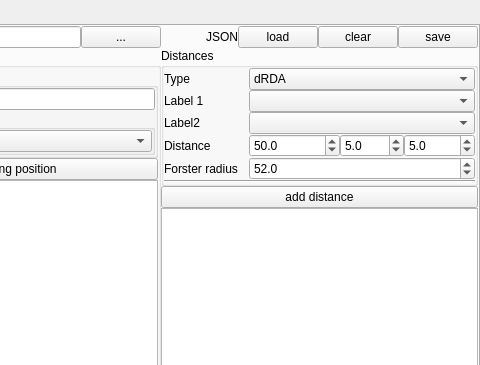
The window that chisurf/plugins/modelling/fps_json_editor/fps_json_edit.ui (Fluorescence-Tools/chisurf) describes before a commit, drawn with Qt 5; both pictures show x 159 to 639 and y 0 to 365 of the 639 by 508 pixel window.
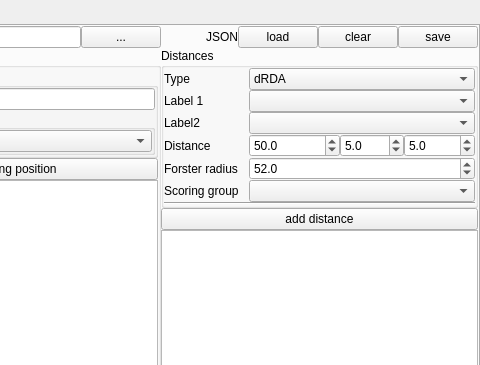
The same window after the commit. Icons and pictures are not drawn.

Patch:
```diff
--- a/chisurf/plugins/modelling/fps_json_editor/fps_json_edit.ui
+++ b/chisurf/plugins/modelling/fps_json_editor/fps_json_edit.ui
@@ -374,6 +374,26 @@
             </property>
            </widget>
           </item>
+           <item row="5" column="0" colspan="2">
+            <widget class="QLabel" name="label_11">
+             <property name="text">
+              <string>Scoring group</string>
+             </property>
+            </widget>
+           </item>
+           <item row="5" column="2" colspan="4">
+            <widget class="QComboBox" name="comboBox_5">
+             <property name="sizePolicy">
+              <sizepolicy hsizetype="MinimumExpanding" vsizetype="Fixed">
+               <horstretch>0</horstretch>
+               <verstretch>0</verstretch>
+              </sizepolicy>
+             </property>
+             <property name="toolTip">
+              <string>Select scoring group (χ² score set). When a group is selected, only distances belonging to that group are shown.</string>
+             </property>
+            </widget>
+           </item>
           <item row="7" column="0" colspan="6">
            <widget class="Line" name="line">
             <property name="orientation">
```
Lines whose indentation alone changed are shown as unchanged.
